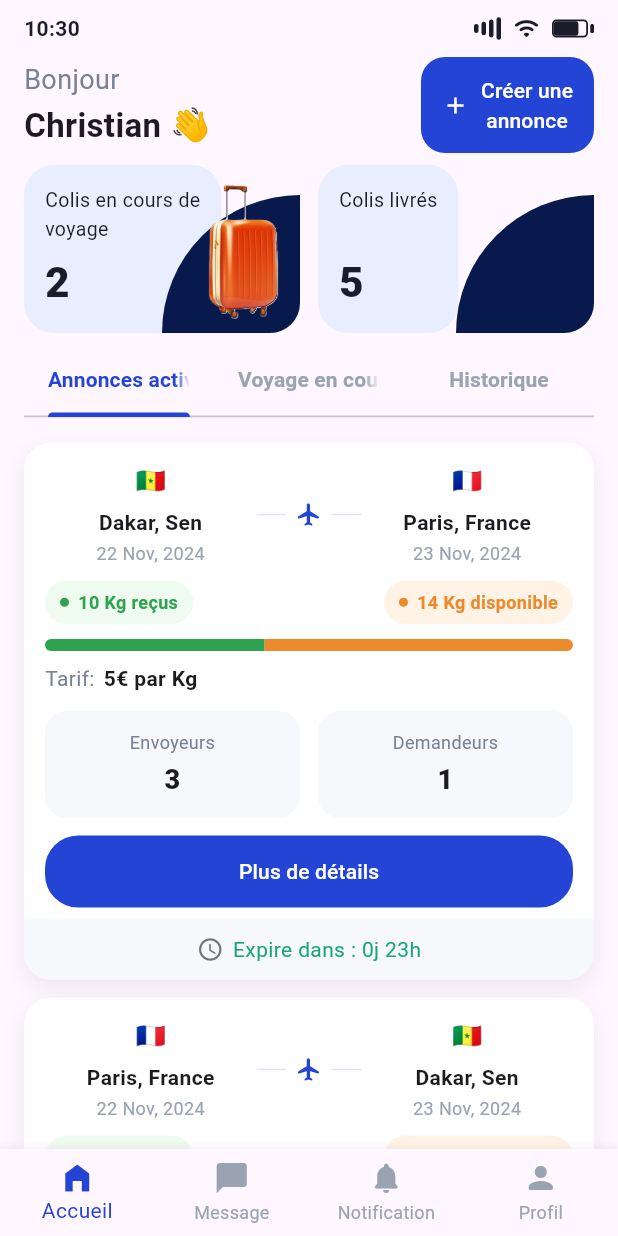
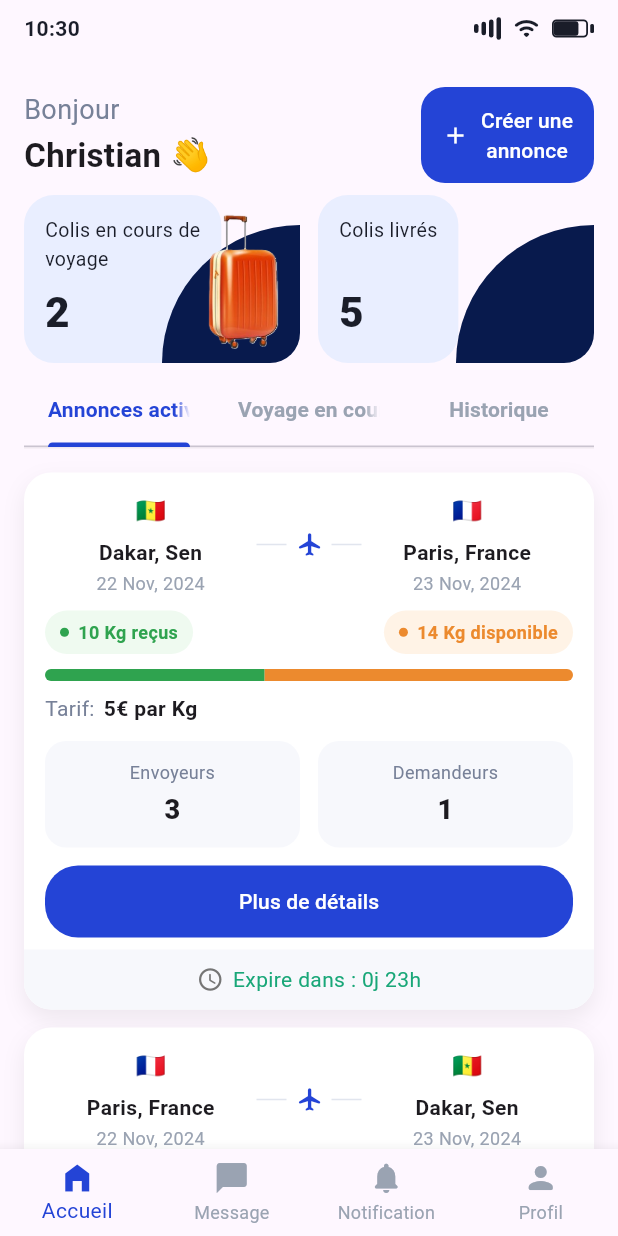
Before and after one commit to Christ-vielecodeur/Mondial_GP, a Flutter app: the HomePage screen opened directly, on a phone screen of 412 x 824 dp. Run offline on Flutter 3.47's test engine with Material 3 defaults, Android fonts, the phone set to English and light mode, and no system bars; our stand-ins replace flutter_svg, get, image_picker, qr_flutter.

Commit message:
Quelques retouches sur la page accueil et welcome

```diff
--- a/lib/app/views/accueil.dart
+++ b/lib/app/views/accueil.dart
@@ -53,6 +53,7 @@ class _HomePageState extends State<HomePage>
               padding: const EdgeInsets.fromLTRB(16, 8, 16, 0),
               child: _buildIOSStatusBar(),
             ),
+            const SizedBox(height: 20),
             Padding(padding: pagePad, child: _buildHeader(primary)),
             Padding(
               padding: const EdgeInsets.symmetric(horizontal: 16),
@@ -464,12 +465,16 @@ class _HomePageState extends State<HomePage>
         mainAxisAlignment: MainAxisAlignment.center,
         children: [
           Expanded(child: _dash()),
-          const Padding(
-            padding: EdgeInsets.symmetric(horizontal: 6),
-            child: Icon(
-              Icons.flight_rounded,
-              size: 18,
-              color: Color(0xFF2444D6),
+          Padding(
+            padding: const EdgeInsets.symmetric(horizontal: 6),
+            child: Transform(
+              alignment: Alignment.center,
+              transform: Matrix4.rotationY(3.1416),
+              child: const Icon(
+                Icons.flight_rounded,
+                size: 18,
+                color: Color(0xFF2444D6),
+              ),
             ),
           ),
           Expanded(child: _dash()),
--- a/lib/app/views/welcome.dart
+++ b/lib/app/views/welcome.dart
@@ -10,7 +10,7 @@ class WelcomePage extends StatefulWidget {
 }
 
 class _WelcomePageState extends State<WelcomePage> {
-  String _selectedProfile = "demandeur";
+  String _selectedProfile = "transporteur";
 
   @override
   Widget build(BuildContext context) {
```
